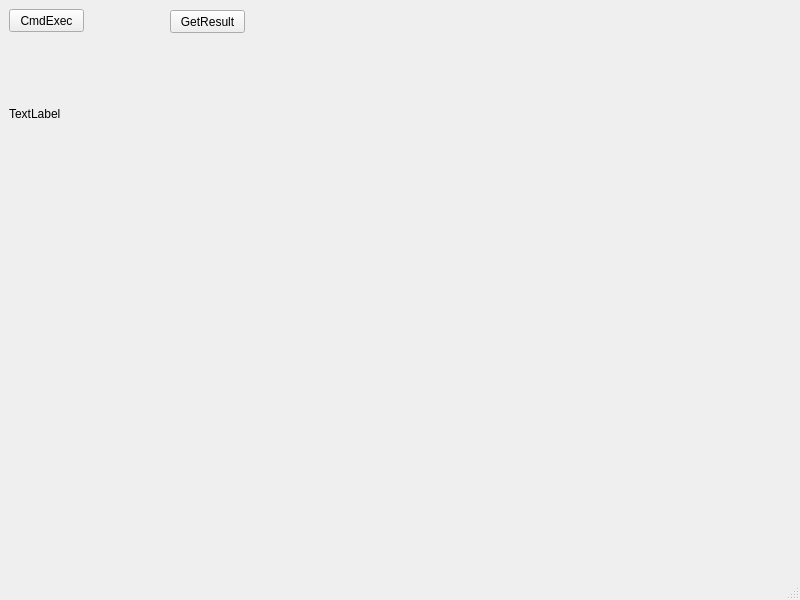
Old version of the form mainwindow.ui in the repository Ihasa/QtStudy.
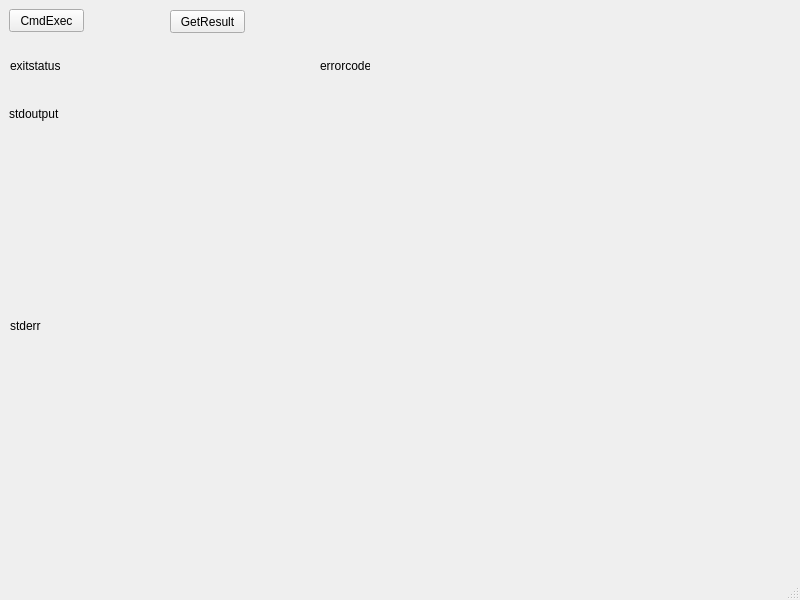
New version of the form.

Commit message:
いろんなシグナルで遊ぶ
引数をとるようなシグナルはスロットに引数書いとけば使える
使わない引数はデフォルト引数みたいなルールで補完される

dirとか実施するとerrorOccurredは0になる　権限がない？

The edit to the form file:
```diff
--- a/mainwindow.ui
+++ b/mainwindow.ui
@@ -32,12 +32,12 @@
      <rect>
       <x>9</x>
       <y>38</y>
-      <width>141</width>
+      <width>301</width>
       <height>151</height>
      </rect>
     </property>
     <property name="text">
-     <string>TextLabel</string>
+     <string>stdoutput</string>
     </property>
    </widget>
    <widget class="QPushButton" name="resultGetButton">
@@ -53,6 +53,45 @@
      <string>GetResult</string>
     </property>
    </widget>
+   <widget class="QLabel" name="errorLabel">
+    <property name="geometry">
+     <rect>
+      <x>10</x>
+      <y>230</y>
+      <width>271</width>
+      <height>191</height>
+     </rect>
+    </property>
+    <property name="text">
+     <string>stderr</string>
+    </property>
+   </widget>
+   <widget class="QLabel" name="exitcodeLabel">
+    <property name="geometry">
+     <rect>
+      <x>10</x>
+      <y>60</y>
+      <width>50</width>
+      <height>12</height>
+     </rect>
+    </property>
+    <property name="text">
+     <string>exitstatus</string>
+    </property>
+   </widget>
+   <widget class="QLabel" name="errorcodeLabel">
+    <property name="geometry">
+     <rect>
+      <x>320</x>
+      <y>60</y>
+      <width>50</width>
+      <height>12</height>
+     </rect>
+    </property>
+    <property name="text">
+     <string>errorcode</string>
+    </property>
+   </widget>
   </widget>
   <widget class="QStatusBar" name="statusbar"/>
  </widget>
```
The commit also changes 2 other files.
